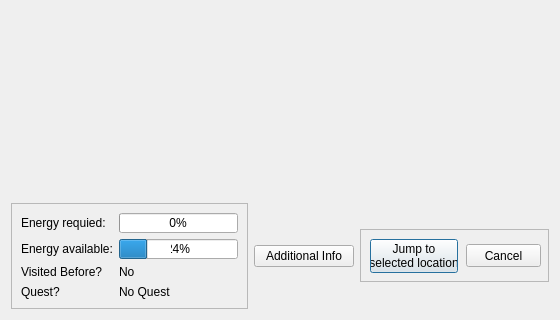
First picture: the form in setroute.ui, repository Metsuryu/Star_Stuff, before the edit; both pictures show x 0 to 560 and y 239 to 559 of the 560 by 559 pixel window.
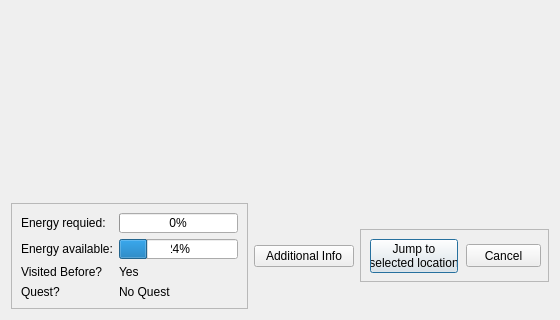
Second picture: the form after the edit.

Diff of the .ui file:
```diff
--- a/setroute.ui
+++ b/setroute.ui
@@ -161,7 +161,7 @@
       <item row="6" column="1">
        <widget class="QLabel" name="LBVisitedBeforeValue">
         <property name="text">
-         <string>No</string>
+         <string>Yes</string>
         </property>
        </widget>
       </item>
```
